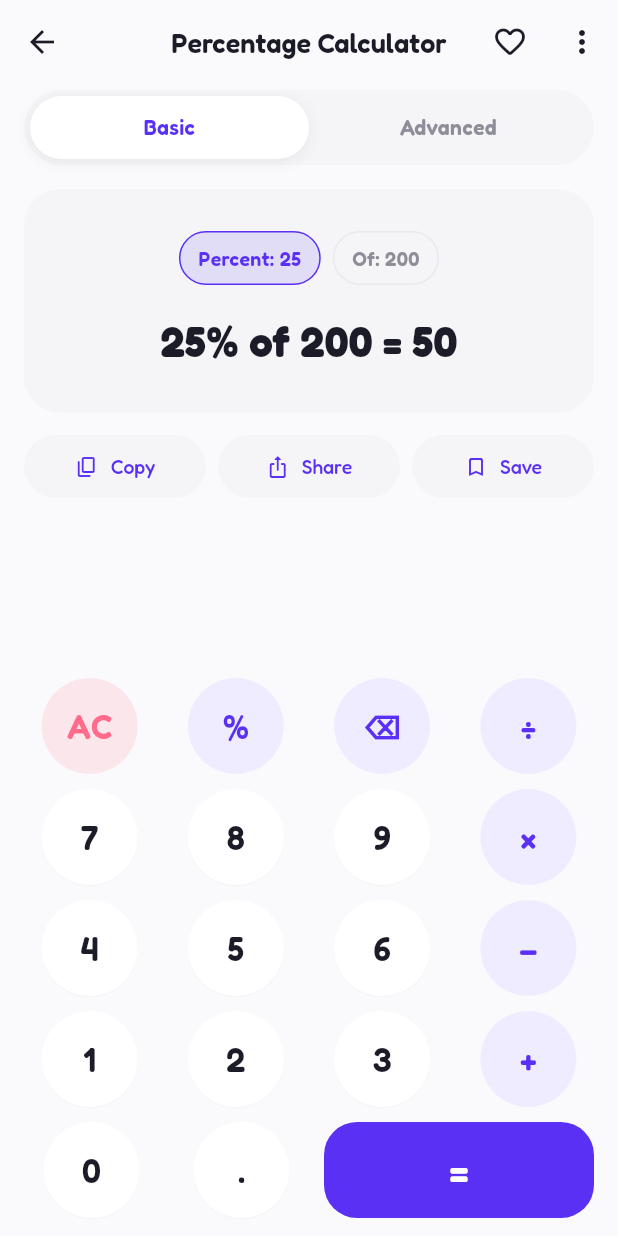
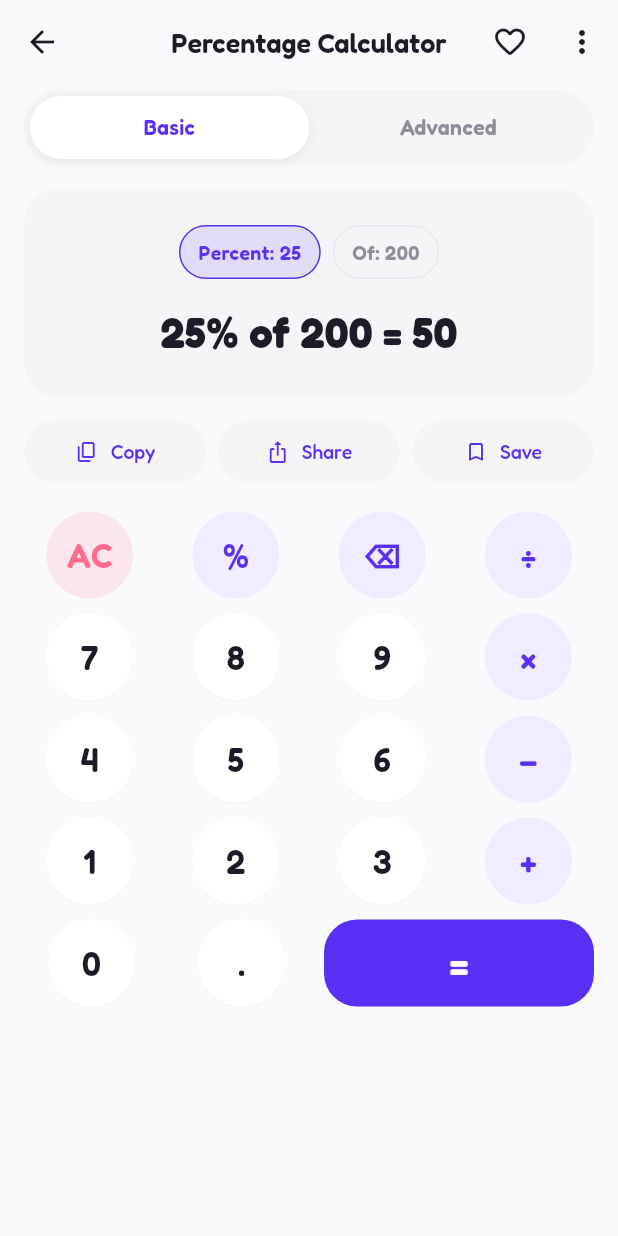
Before and after one commit to rakpa/Calpro-09OCTOBER25, a Flutter app: the PercentageScreen screen opened by its route, on a phone screen of 412 x 824 dp. Run offline on Flutter 3.47's test engine with Material 3 defaults, Android fonts, the phone set to English and light mode, and no system bars; our stand-ins replace google_fonts, math_expressions, shared_preferences; accounts and stored records are empty.

Commit message:
Fix Percentage layout overflow; update Calcara Fredoka tests
Make basic percentage view scrollable and tighten keypad sizing.

Co-authored-by: rakpa <rakpa@users.noreply.github.com>

```diff
--- a/calcpro/lib/screens/percentage_screen.dart
+++ b/calcpro/lib/screens/percentage_screen.dart
@@ -171,11 +171,12 @@ class _PercentageScreenState extends State<PercentageScreen> {
   }
 
   Widget _buildBasic(bool dark) {
-    return Column(
+    return SingleChildScrollView(
+      child: Column(
         children: [
           Container(
             width: double.infinity,
-          padding: const EdgeInsets.fromLTRB(20, 28, 20, 28),
+            padding: const EdgeInsets.fromLTRB(20, 24, 20, 24),
             decoration: BoxDecoration(
               color: dark ? AppColors.surfaceDark : AppColors.surfaceAlt,
               borderRadius: BorderRadius.circular(AppRadii.xl),
@@ -194,7 +195,7 @@ class _PercentageScreenState extends State<PercentageScreen> {
                     }),
                   ],
                 ),
-              const SizedBox(height: 18),
+                const SizedBox(height: 16),
                 FittedBox(
                   fit: BoxFit.scaleDown,
                   child: Text(
@@ -227,9 +228,10 @@ class _PercentageScreenState extends State<PercentageScreen> {
                   },
             onSave: () => AppState.instance.toggleFavorite('/percentage'),
           ),
-        const Spacer(),
+          const SizedBox(height: 16),
           _keypad(),
         ],
+      ),
     );
   }
 
@@ -312,7 +314,7 @@ class _PercentageScreenState extends State<PercentageScreen> {
                         },
                   borderRadius: BorderRadius.circular(AppRadii.lg),
                   child: SizedBox(
-                    height: 64,
+                    height: 58,
                     child: Center(
                       child: Text(
                         '=',
--- a/calcpro/lib/widgets/calc_scaffold.dart
+++ b/calcpro/lib/widgets/calc_scaffold.dart
@@ -318,7 +318,7 @@ class KeypadButton extends StatelessWidget {
         },
         customBorder: const CircleBorder(),
         child: SizedBox(
-          height: 64,
+          height: 58,
           child: Center(
             child: Text(
               label,
```
Also changed, not shown: 1 other file. Lines whose indentation alone changed are shown as unchanged.
